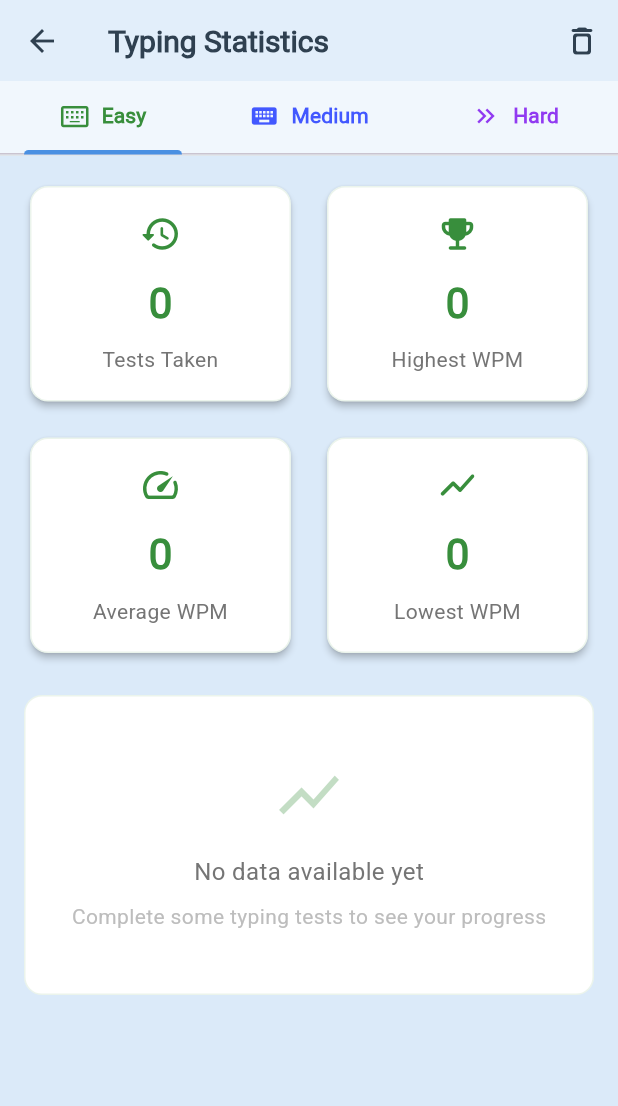
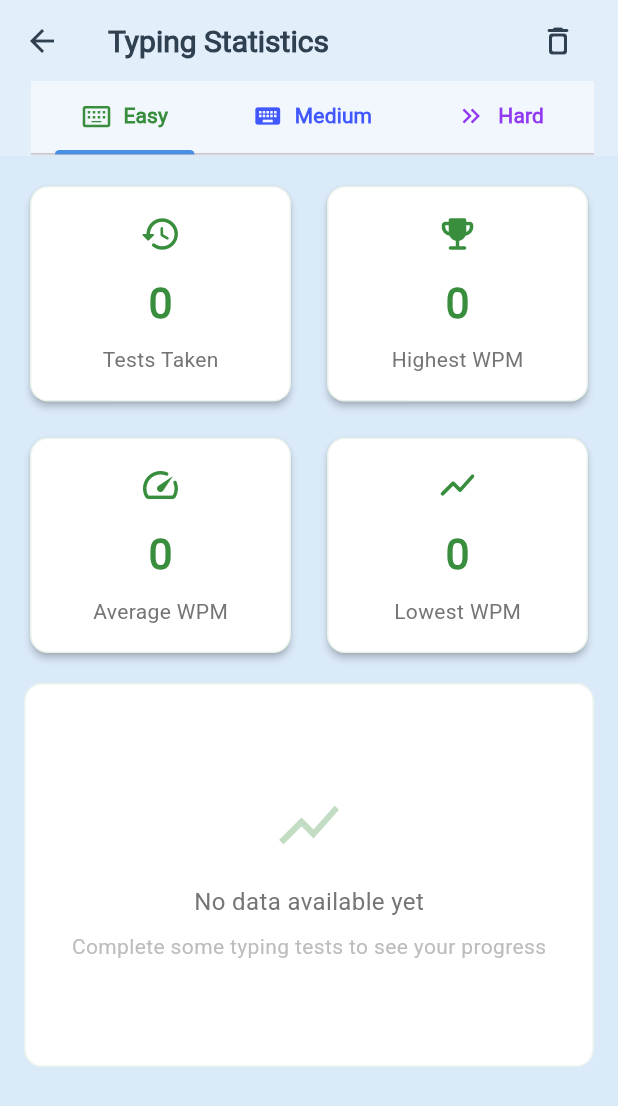
Before and after one commit to chamishkadilina/type_fast, a Flutter app: the screen it shows after launch, after a tap on "Statistics", on a phone screen of 412 x 824 dp. Shown: the top 1106 px of the screen. Run offline on Flutter 3.47's test engine with Material 3 defaults, Android fonts, the phone set to English and light mode, and no system bars; our stand-ins replace fl_chart, flutter_local_notifications, flutter_markdown, hive, hive_flutter, package_info_plus and 3 more; accounts and stored records are empty; project files that could hold a hidden picture were left out.

Commit message:
responsive UI enhancement

```diff
--- a/lib/screens/statistics/statistics_screen.dart
+++ b/lib/screens/statistics/statistics_screen.dart
@@ -92,6 +92,9 @@ class _StatisticsScreenState extends State<StatisticsScreen>
     final themeProvider = Provider.of<ThemeProvider>(context);
     final isDarkMode = themeProvider.isDarkMode;
     final statsByMode = _getStatsByMode();
+    final isLandscape =
+        MediaQuery.of(context).orientation == Orientation.landscape;
+    final screenWidth = MediaQuery.of(context).size.width;
 
     return Scaffold(
       backgroundColor:
@@ -127,6 +130,7 @@ class _StatisticsScreenState extends State<StatisticsScreen>
             },
             tooltip: 'Clear All Data',
           ),
+          SizedBox(width: isLandscape ? screenWidth * 0.05 : 16),
         ],
         bottom: PreferredSize(
           preferredSize: const Size.fromHeight(48),
--- a/lib/screens/statistics/widgets/mode_stats_view.dart
+++ b/lib/screens/statistics/widgets/mode_stats_view.dart
@@ -22,15 +22,21 @@ class ModeStatsView extends StatelessWidget {
   Widget build(BuildContext context) {
     final isLandscape =
         MediaQuery.of(context).orientation == Orientation.landscape;
+    final screenWidth = MediaQuery.of(context).size.width;
 
     return LayoutBuilder(
       builder: (context, constraints) {
         return SingleChildScrollView(
-          padding: const EdgeInsets.all(16),
+          padding: EdgeInsets.symmetric(
+            horizontal: isLandscape ? screenWidth * 0.05 : 16,
+            vertical: 16,
+          ),
           child: Column(
-            crossAxisAlignment: CrossAxisAlignment.start,
+            crossAxisAlignment: CrossAxisAlignment.stretch,
             children: [
-              GridView.count(
+              SizedBox(
+                height: isLandscape ? 140 : null,
+                child: GridView.count(
                   shrinkWrap: true,
                   physics: const NeverScrollableScrollPhysics(),
                   crossAxisCount: isLandscape ? 4 : 2,
@@ -68,11 +74,15 @@ class ModeStatsView extends StatelessWidget {
                     ),
                   ],
                 ),
-              const SizedBox(height: 24),
-              ProgressGraph(
+              ),
+              SizedBox(height: 16),
+              SizedBox(
+                height: isLandscape ? constraints.maxHeight * 0.90 : null,
+                child: ProgressGraph(
                   recentTests: stats['recentTests'] as List<TestResult>,
                   color: modeColor,
                   isDarkMode: isDarkMode,
+                ),
               ),
             ],
           ),
--- a/lib/screens/statistics/widgets/progress_graph.dart
+++ b/lib/screens/statistics/widgets/progress_graph.dart
@@ -17,9 +17,12 @@ class ProgressGraph extends StatelessWidget {
 
   @override
   Widget build(BuildContext context) {
+    final isLandscape =
+        MediaQuery.of(context).orientation == Orientation.landscape;
+
     if (recentTests.isEmpty) {
       return Container(
-        height: 200,
+        height: isLandscape ? 180 : 256,
         decoration: BoxDecoration(
           color: isDarkMode ? const Color(0xFF1E1E1E) : Colors.white,
           borderRadius: BorderRadius.circular(12),
@@ -34,13 +37,14 @@ class ProgressGraph extends StatelessWidget {
             mainAxisAlignment: MainAxisAlignment.center,
             children: [
               Icon(Icons.show_chart,
-                  size: 48, color: color.withValues(alpha: 0.3)),
+                  size: isLandscape ? 40 : 48,
+                  color: color.withValues(alpha: 0.3)),
               const SizedBox(height: 16),
               Text(
                 'No data available yet',
                 style: TextStyle(
                   color: isDarkMode ? Colors.grey[400] : Colors.grey[600],
-                  fontSize: 16,
+                  fontSize: isLandscape ? 14 : 16,
                   fontWeight: FontWeight.w500,
                 ),
               ),
@@ -49,7 +53,7 @@ class ProgressGraph extends StatelessWidget {
                 'Complete some typing tests to see your progress',
                 style: TextStyle(
                   color: isDarkMode ? Colors.grey[600] : Colors.grey[400],
-                  fontSize: 14,
+                  fontSize: isLandscape ? 12 : 14,
                 ),
               ),
             ],
@@ -63,20 +67,20 @@ class ProgressGraph extends StatelessWidget {
       color: isDarkMode ? const Color(0xFF1E1E1E) : Colors.white,
       shape: RoundedRectangleBorder(borderRadius: BorderRadius.circular(12)),
       child: Container(
-        padding: const EdgeInsets.all(16),
-        height: 250,
+        padding: EdgeInsets.all(isLandscape ? 12 : 16),
+        height: isLandscape ? 180 : 250,
         child: Column(
           crossAxisAlignment: CrossAxisAlignment.start,
           children: [
             Text(
               'Recent Performance',
               style: TextStyle(
-                fontSize: 16,
+                fontSize: isLandscape ? 14 : 16,
                 fontWeight: FontWeight.w600,
                 color: color,
               ),
             ),
-            const SizedBox(height: 16),
+            SizedBox(height: isLandscape ? 12 : 16),
             Expanded(
               child: LineChart(
                 LineChartData(
--- a/lib/screens/statistics/widgets/stat_card.dart
+++ b/lib/screens/statistics/widgets/stat_card.dart
@@ -19,41 +19,49 @@ class StatCard extends StatelessWidget {
 
   @override
   Widget build(BuildContext context) {
+    final isLandscape =
+        MediaQuery.of(context).orientation == Orientation.landscape;
+
     return Card(
       elevation: 2,
       shape: RoundedRectangleBorder(borderRadius: BorderRadius.circular(12)),
       color: isDarkMode ? const Color(0xFF1E1E1E) : Colors.white,
       child: Container(
-        padding: const EdgeInsets.all(16),
+        padding: EdgeInsets.all(isLandscape ? 12 : 16),
         decoration: BoxDecoration(
           borderRadius: BorderRadius.circular(12),
           border: Border.all(
-            color: isDarkMode
-                ? color.withValues(alpha: 0.2)
-                : color.withValues(alpha: 0.1),
+            color: isDarkMode ? color.withOpacity(0.2) : color.withOpacity(0.1),
           ),
         ),
         child: Column(
           mainAxisAlignment: MainAxisAlignment.center,
+          mainAxisSize: MainAxisSize.min,
           children: [
-            Icon(icon, color: color, size: 28),
-            const SizedBox(height: 12),
-            Text(
+            Icon(icon, color: color, size: isLandscape ? 24 : 28),
+            SizedBox(height: isLandscape ? 8 : 12),
+            FittedBox(
+              fit: BoxFit.scaleDown,
+              child: Text(
                 value.toString(),
                 style: TextStyle(
-                fontSize: 28,
+                  fontSize: isLandscape ? 24 : 28,
                   fontWeight: FontWeight.bold,
                   color: color,
                 ),
               ),
-            const SizedBox(height: 8),
-            Text(
+            ),
+            SizedBox(height: isLandscape ? 6 : 8),
+            FittedBox(
+              fit: BoxFit.scaleDown,
+              child: Text(
                 label,
                 textAlign: TextAlign.center,
                 style: TextStyle(
-                fontSize: 14,
+                  fontSize: isLandscape ? 12 : 14,
                   fontWeight: FontWeight.w500,
                   color: isDarkMode ? Colors.grey[400] : Colors.grey[600],
+                ),
               ),
             ),
           ],
--- a/lib/screens/statistics/widgets/stats_tab_bar.dart
+++ b/lib/screens/statistics/widgets/stats_tab_bar.dart
@@ -14,7 +14,16 @@ class StatsTabBar extends StatelessWidget {
 
   @override
   Widget build(BuildContext context) {
-    return Container(
+    final isLandscape =
+        MediaQuery.of(context).orientation == Orientation.landscape;
+    final screenWidth = MediaQuery.of(context).size.width;
+
+    return Padding(
+      padding: EdgeInsets.only(
+        right: isLandscape ? screenWidth * 0.05 : 16,
+        left: isLandscape ? 0 : screenWidth * 0.05,
+      ),
+      child: Container(
         decoration: BoxDecoration(
           color: isDarkMode
               ? Colors.black87.withValues(alpha: 0.3)
@@ -59,6 +68,7 @@ class StatsTabBar extends StatelessWidget {
           indicatorColor: StatisticsColors.indicatorColor,
           indicatorWeight: 3,
         ),
+      ),
     );
   }
 }
--- a/lib/screens/typing_test/typing_test_screen.dart
+++ b/lib/screens/typing_test/typing_test_screen.dart
@@ -12,12 +12,17 @@ class TypingTestScreen extends StatelessWidget {
   @override
   Widget build(BuildContext context) {
     final themeProvider = Provider.of<ThemeProvider>(context);
+    final isLandscape =
+        MediaQuery.of(context).orientation == Orientation.landscape;
+    final screenWidth = MediaQuery.of(context).size.width;
 
     return Scaffold(
       backgroundColor: themeProvider.theme.scaffoldBackgroundColor,
-      body: SafeArea(
-        child: Padding(
-          padding: const EdgeInsets.symmetric(horizontal: 16.0),
+      body: Padding(
+        padding: EdgeInsets.symmetric(
+          horizontal: isLandscape ? screenWidth * 0.05 : 16,
+          vertical: isLandscape ? 28 : 56,
+        ),
         child: Column(
           children: const [
             AppHeader(),
@@ -28,7 +33,6 @@ class TypingTestScreen extends StatelessWidget {
           ],
         ),
       ),
-      ),
     );
   }
 }
--- a/lib/screens/typing_test/widgets/result_dialog.dart
+++ b/lib/screens/typing_test/widgets/result_dialog.dart
@@ -96,7 +96,7 @@ class ResultDialog extends StatelessWidget {
     final subtitleColor = isDarkMode ? Colors.white70 : Colors.black54;
 
     return Container(
-      padding: EdgeInsets.all(small ? 12 : 16),
+      padding: EdgeInsets.all(10),
       decoration: BoxDecoration(
         color: backgroundColor,
         borderRadius: BorderRadius.circular(12),
```
Also changed, not shown: lib/screens/improvement_tips_screen.dart (+11 -7 lines), lib/screens/privacy_policy_screen.dart (+11 -3 lines), lib/screens/settings/settings_screen.dart (+9 -1 lines), lib/screens/settings/widgets/notifications_section.dart (+7 -1 lines). Lines whose indentation alone changed are shown as unchanged.
